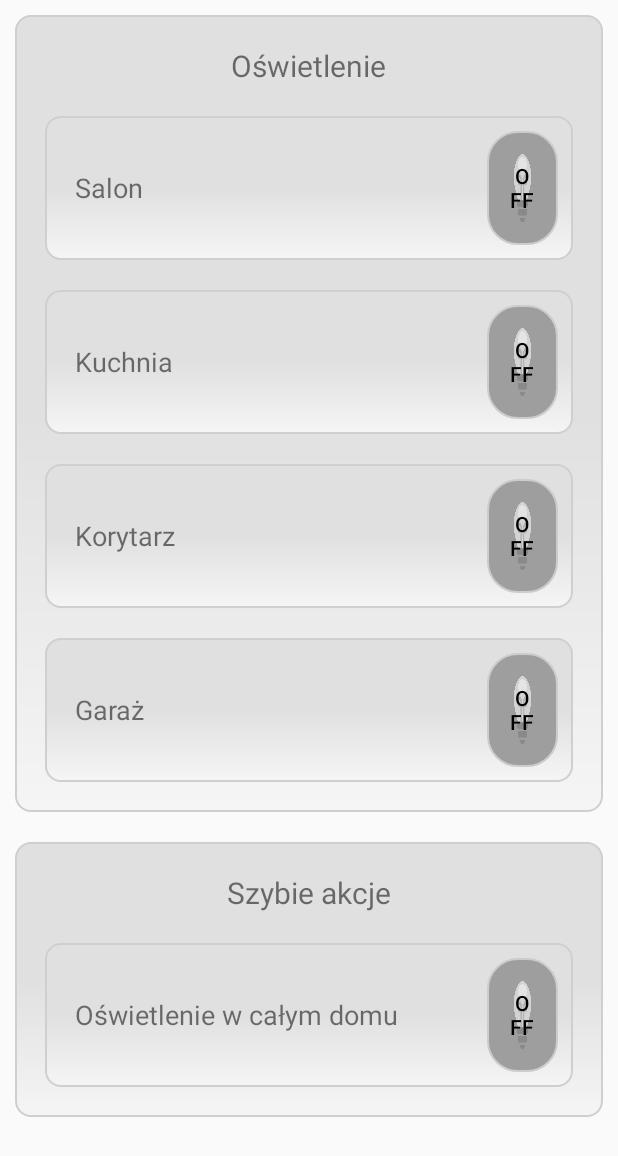
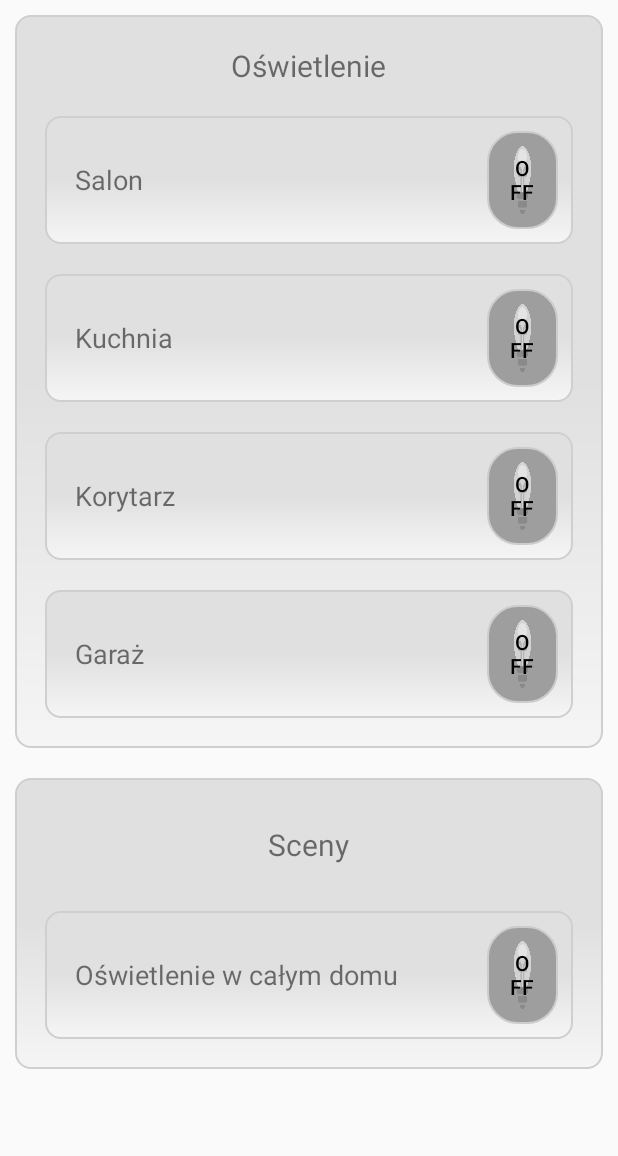
Before and after one commit to marcinkozikowski/SmartPiHome, an Android app: the layout fragment_light.xml on its own in the app's theme, with its tools: preview values and no code run, on a phone screen of 412 x 824 dp. Shown: the top 1156 px of the screen. Run offline under Robolectric (Android 15) with nearby library versions, the phone set to English and light mode, and no system bars.

Commit message:
ligt scenes layout modification with listview plus some work with database but failed due to sugar orm failure. List adapter ready and list item layout ready but for now it is set invisible

```diff
--- a/app/build.gradle
+++ b/app/build.gradle
@@ -1,6 +1,9 @@
 apply plugin: 'com.android.application'
 
 android {
+    configurations.all {
+        resolutionStrategy.force 'com.google.code.findbugs:jsr305:1.3.9'
+    }
     compileSdkVersion 24
     buildToolsVersion '25.0.0'
     defaultConfig {
--- a/app/src/main/res/drawable-ldpi/border_btn.xml
+++ b/app/src/main/res/drawable-ldpi/border_btn.xml
@@ -1,7 +1,7 @@
 <?xml version="1.0" encoding="UTF-8"?>
 <shape xmlns:android="http://schemas.android.com/apk/res/android" android:shape="rectangle">
     <corners android:radius="20dp"/>
-    <padding android:left="10dp" android:right="10dp" android:top="10dp" android:bottom="10dp"/>
+    <padding android:left="10dp" android:right="10dp" android:top="5dp" android:bottom="5dp"/>
     <stroke android:width="1dp" android:color="#CCCCCC"/>
     <solid android:color="@color/colorPrimaryGrey"/>
 </shape>
--- /dev/null
+++ b/app/src/main/res/drawable/ic_add_box_black_48px.xml
@@ -0,0 +1,4 @@
+<vector android:height="24dp" android:viewportHeight="24.0"
+    android:viewportWidth="24.0" android:width="24dp" xmlns:android="http://schemas.android.com/apk/res/android">
+    <path android:fillColor="#000000" android:pathData="M19,3L5,3c-1.11,0 -2,0.9 -2,2v14c0,1.1 0.89,2 2,2h14c1.1,0 2,-0.9 2,-2L21,5c0,-1.1 -0.9,-2 -2,-2zM17,13h-4v4h-2v-4L7,13v-2h4L11,7h2v4h4v2z"/>
+</vector>
--- a/app/src/main/res/layout/fragment_light.xml
+++ b/app/src/main/res/layout/fragment_light.xml
@@ -17,7 +17,7 @@
         <LinearLayout
             android:id="@+id/lightLayout"
             android:layout_width="match_parent"
-            android:layout_height="match_parent"
+            android:layout_height="wrap_content"
             android:layout_margin="@dimen/layout_margin"
             android:layout_weight="4"
             android:background="@drawable/border_with_fill"
@@ -194,29 +194,63 @@
         <LinearLayout
             android:id="@+id/lightOptionsLayout"
             android:layout_width="match_parent"
-            android:layout_height="match_parent"
+            android:layout_height="wrap_content"
             android:layout_margin="@dimen/layout_margin"
             android:layout_weight="1"
             android:background="@drawable/border_with_fill"
             android:orientation="vertical"
             android:padding="@dimen/border_padding">
 
-            <TextView
-                android:layout_width="wrap_content"
-                android:layout_height="wrap_content"
-                android:layout_column="0"
-                android:layout_columnSpan="2"
-                android:layout_gravity="center"
-                android:layout_margin="@dimen/layout_margin"
-                android:layout_row="0"
-                android:text="Szybie akcje"
-                android:textSize="@dimen/header_text_size" />
+            <RelativeLayout
+                android:layout_width="match_parent"
+                android:layout_height="match_parent"
+                android:orientation="horizontal">
+
+                <TextView
+                    android:layout_width="wrap_content"
+                    android:layout_height="wrap_content"
+                    android:layout_centerInParent="true"
+                    android:layout_margin="@dimen/layout_margin"
+                    android:text="Sceny"
+                    android:textSize="@dimen/header_text_size" />
+
+                <LinearLayout
+                    android:layout_width="wrap_content"
+                    android:layout_alignParentRight="true"
+                    android:layout_height="wrap_content"
+                    android:visibility="invisible"
+                    android:layout_margin="@dimen/layout_margin"
+                    android:background="@drawable/border_btn"
+                    android:orientation="horizontal">
+
+                    <TextView
+                        android:layout_width="wrap_content"
+                        android:layout_height="wrap_content"
+                        android:layout_centerInParent="true"
+                        android:layout_margin="@dimen/layout_margin"
+                        android:text="Dodaj" />
+
+                    <ImageView
+                        android:layout_width="match_parent"
+                        android:layout_height="match_parent"
+                        android:layout_centerVertical="true"
+                        android:id="@+id/addScene_ImageView"
+                        android:layout_margin="@dimen/header_margin"
+                        android:src="@drawable/ic_add_box_black_48px"/>
+                </LinearLayout>
+
+
+
+            </RelativeLayout>
+
+
 
             <LinearLayout
                 android:id="@+id/FastLightLayout"
                 android:layout_width="match_parent"
                 android:layout_height="wrap_content"
                 android:layout_weight="1"
+                android:visibility="visible"
                 android:layout_margin="@dimen/layout_margin"
                 android:background="@drawable/border_with_fill"
                 android:orientation="horizontal"
@@ -249,8 +283,17 @@
                     android:onClick="LightClick"
                     android:textOff="Off"
                     android:textOn="On" />
+
             </LinearLayout>
             </LinearLayout>
+
+            <ListView
+                android:layout_width="match_parent"
+                android:layout_height="match_parent"
+                android:visibility="invisible"
+                android:id="@+id/lightScene_ListView">
+
+            </ListView>
 
         </LinearLayout>
     </LinearLayout>
--- a/app/src/main/res/menu/activity_main3_drawer.xml
+++ b/app/src/main/res/menu/activity_main3_drawer.xml
@@ -8,10 +8,12 @@
             android:id="@+id/nav_home"
             android:icon="@drawable/ic_home_black_48px"
             android:title="Pulpit" />
+        <group>
         <item
             android:id="@+id/nav_light"
             android:icon="@drawable/ic_lightbulb_outline_black_48px"
             android:title="Oświetlenie" />
+        </group>
         <item
             android:id="@+id/nav_door"
             android:icon="@drawable/ic_door"
--- a/build.gradle
+++ b/build.gradle
@@ -10,9 +10,6 @@ buildscript {
     }
     dependencies {
         classpath 'com.android.tools.build:gradle:2.3.3'
-
-        // NOTE: Do not place your application dependencies here; they belong
-        // in the individual module build.gradle files
     }
 }
 
```
Also changed, not shown: app/src/main/AndroidManifest.xml (+14 -1 lines), app/src/main/java/CustomListAdapters/LightSceneAdapter.java (added, +92 -0 lines), app/src/main/java/Entities/LightScene.java (added, +25 -0 lines), app/src/main/java/fragment/LightFragment.java (+26 -8 lines), app/src/main/res/layout/light_scene_item.xml (added, +58 -0 lines).
